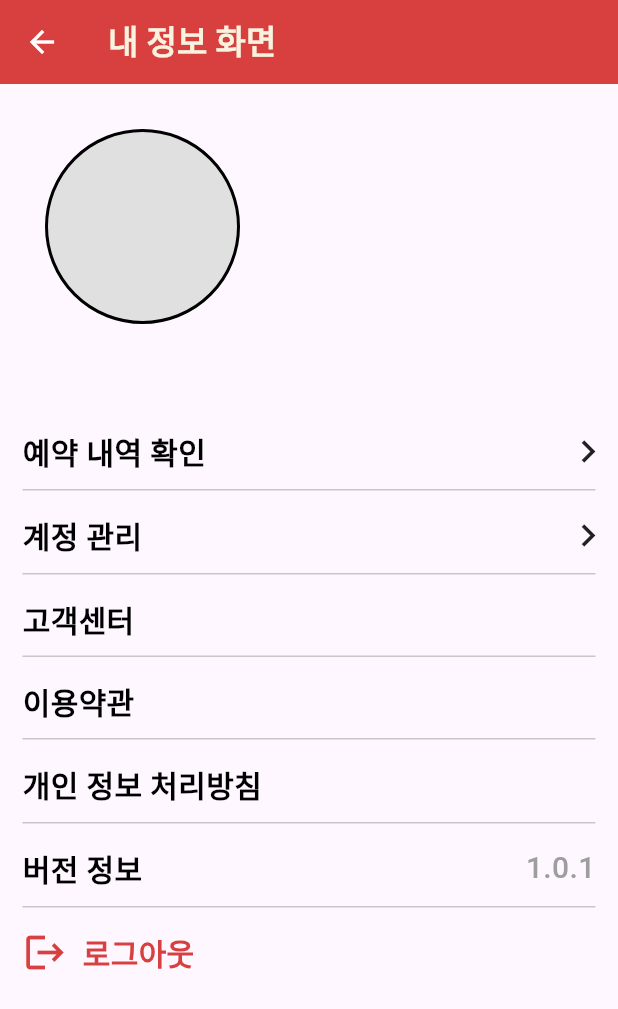
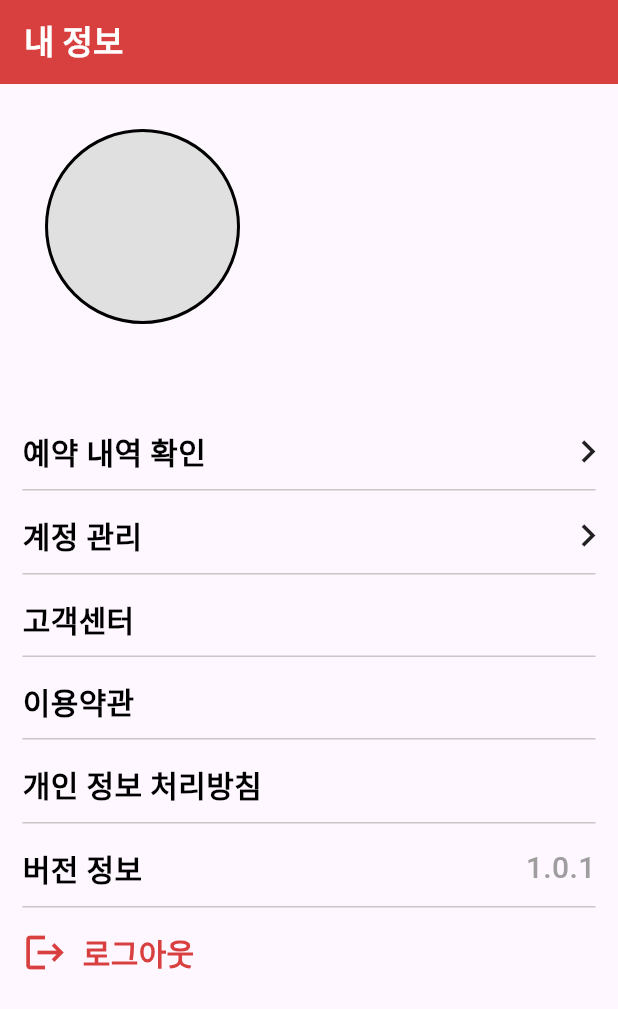
Before and after one commit to APP-iOS7/study_cafe-P6, a Flutter app: the MyinfoScreen screen opened directly, on a phone screen of 412 x 824 dp. Shown: the top 1009 px of the screen. Run offline on Flutter 3.47's test engine with Material 3 defaults, Android fonts, the phone set to English and light mode, and no system bars; our stand-ins replace cloud_firestore, firebase_auth, firebase_core, flutter_native_splash, get, image_picker; missing offline and left inert: tosspayments_widget_sdk_flutter; accounts and stored records are empty.

Commit message:
UI 개선: 메인 홈, 마이페이지, 좌석 예약 화면 리팩토링
- 메인 홈 화면에 SingleChildScrollView 추가하여 스크롤 가능하도록 개선
- 마이페이지 앱바 스타일 및 뒤로가기 버튼 동작 수정
- 좌석 예약 화면에 isFromHome 파라미터 추가하여 네비게이션 유연성 확보
- 결제 화면 앱바 액션 버튼 제거
- 예약 내역 화면 카드 높이 미세 조정
- 예약 화면 앱바 아이콘 및 스타일 변경

```diff
--- a/study_cafe_p6/lib/Screen/Reservation/reservation_history_screen.dart
+++ b/study_cafe_p6/lib/Screen/Reservation/reservation_history_screen.dart
@@ -97,7 +97,7 @@ class _ReservationhistoryScreenState extends State<ReservationhistoryScreen> {
                     itemBuilder: (context, index) {
                       final reservation = reservations[index];
                       return SizedBox(
-                        height: 70,
+                        height: 77,
                         child: Card(
                           margin: EdgeInsets.symmetric(
                             horizontal: 20,
--- a/study_cafe_p6/lib/Screen/main_home_screen.dart
+++ b/study_cafe_p6/lib/Screen/main_home_screen.dart
@@ -23,7 +23,8 @@ class _MainHomeViewState extends State<MainHomeView> {
     return PopScope(
       canPop: false,
       child: Scaffold(
-        body: Padding(
+        body: SingleChildScrollView(
+          child: Padding(
             padding: const EdgeInsets.all(20.0),
             child: Column(
               children: [
@@ -96,7 +97,7 @@ class _MainHomeViewState extends State<MainHomeView> {
                               SizedBox(height: 50),
                               GestureDetector(
                                 onTap: () {
-                                Get.to(() => SeatPageView());
+                                  Get.to(() => SeatPageView(isFromHome: true));
                                 },
                                 child: Padding(
                                   padding: const EdgeInsets.only(
@@ -277,6 +278,7 @@ class _MainHomeViewState extends State<MainHomeView> {
             ),
           ),
         ),
+      ),
     );
   }
 
--- a/study_cafe_p6/lib/Screen/myinfo_screen.dart
+++ b/study_cafe_p6/lib/Screen/myinfo_screen.dart
@@ -23,17 +23,16 @@ class _MyinfoScreenState extends State<MyinfoScreen> {
 
   @override
   Widget build(BuildContext context) {
-    return Scaffold(
+    return PopScope(
+      canPop: false,
+      child: Scaffold(
         appBar: AppBar(
-        leading: const BackButton(color: Colors.white),
-        title: const Text(
-          '내 정보 화면',
-          style: TextStyle(
-            fontWeight: FontWeight.bold,
-            color: Color(0xfff8f2de),
+          automaticallyImplyLeading: false,
+          backgroundColor: Color(0xffd84040),
+          title: Text(
+            '내 정보',
+            style: TextStyle(color: Colors.white, fontWeight: FontWeight.bold),
           ),
-        ),
-        backgroundColor: Color(0xffd84040),
         ),
         body: SingleChildScrollView(
           child: Column(
@@ -51,7 +50,10 @@ class _MyinfoScreenState extends State<MyinfoScreen> {
                     RoundCircle(size: 130),
                     Text(
                       '${user!.displayName}',
-                    style: TextStyle(fontSize: 25, fontWeight: FontWeight.bold),
+                      style: TextStyle(
+                        fontSize: 25,
+                        fontWeight: FontWeight.bold,
+                      ),
                     ),
                   ],
                 ),
@@ -98,7 +100,9 @@ class _MyinfoScreenState extends State<MyinfoScreen> {
                 child: SizedBox(
                   height: 1,
                   width: double.infinity,
-                child: Divider(color: const Color.fromARGB(255, 200, 198, 198)),
+                  child: Divider(
+                    color: const Color.fromARGB(255, 200, 198, 198),
+                  ),
                 ),
               ),
               SizedBox(height: 5),
@@ -143,7 +147,9 @@ class _MyinfoScreenState extends State<MyinfoScreen> {
                 child: SizedBox(
                   height: 1,
                   width: double.infinity,
-                child: Divider(color: const Color.fromARGB(255, 200, 198, 198)),
+                  child: Divider(
+                    color: const Color.fromARGB(255, 200, 198, 198),
+                  ),
                 ),
               ),
               SizedBox(height: 5),
@@ -172,7 +178,9 @@ class _MyinfoScreenState extends State<MyinfoScreen> {
                 child: SizedBox(
                   height: 1,
                   width: double.infinity,
-                child: Divider(color: const Color.fromARGB(255, 200, 198, 198)),
+                  child: Divider(
+                    color: const Color.fromARGB(255, 200, 198, 198),
+                  ),
                 ),
               ),
               SizedBox(height: 5),
@@ -200,7 +208,9 @@ class _MyinfoScreenState extends State<MyinfoScreen> {
                 child: SizedBox(
                   height: 1,
                   width: double.infinity,
-                child: Divider(color: const Color.fromARGB(255, 200, 198, 198)),
+                  child: Divider(
+                    color: const Color.fromARGB(255, 200, 198, 198),
+                  ),
                 ),
               ),
               SizedBox(height: 5),
@@ -228,7 +238,9 @@ class _MyinfoScreenState extends State<MyinfoScreen> {
                 child: SizedBox(
                   height: 1,
                   width: double.infinity,
-                child: Divider(color: const Color.fromARGB(255, 200, 198, 198)),
+                  child: Divider(
+                    color: const Color.fromARGB(255, 200, 198, 198),
+                  ),
                 ),
               ),
               SizedBox(height: 5),
@@ -272,7 +284,9 @@ class _MyinfoScreenState extends State<MyinfoScreen> {
                 child: SizedBox(
                   height: 1,
                   width: double.infinity,
-                child: Divider(color: const Color.fromARGB(255, 200, 198, 198)),
+                  child: Divider(
+                    color: const Color.fromARGB(255, 200, 198, 198),
+                  ),
                 ),
               ),
               SizedBox(height: 5),
@@ -318,6 +332,7 @@ class _MyinfoScreenState extends State<MyinfoScreen> {
                 ),
               ),
             ],
+          ),
         ),
       ),
     );
```
Also changed, not shown: study_cafe_p6/lib/Screen/Payment/payment_screen.dart (+0 -11 lines), study_cafe_p6/lib/Screen/Reservation/reservation_screen.dart (+6 -3 lines), study_cafe_p6/lib/Screen/seat_page_screen.dart (+14 -5 lines). Lines whose indentation alone changed are shown as unchanged.
